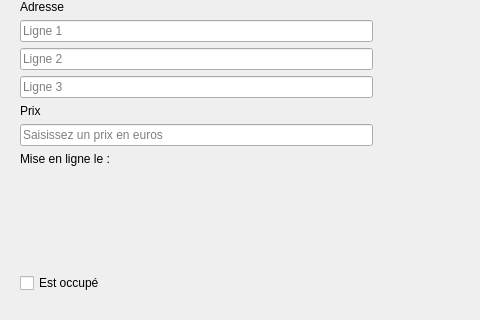
Before: the Qt Designer form annonce.ui in tonydd/IHMo, drawn with Qt 5; both pictures show x 0 to 480 and y 253 to 573 of the 791 by 573 pixel window.
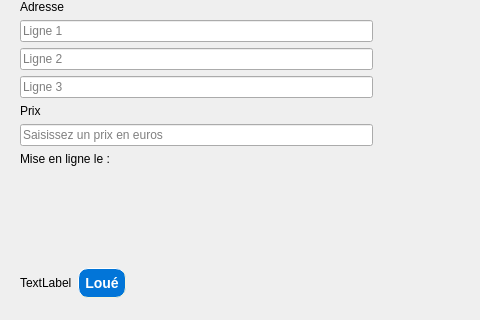
After: the same form once the commit is applied. Icons and pictures are not drawn.

Commit message: Ajout d'un bouton Vendu

What changed in the file:
```diff
--- a/annonce.ui
+++ b/annonce.ui
@@ -334,9 +334,32 @@
        <number>0</number>
       </property>
       <item>
-       <widget class="QCheckBox" name="chkOccupe">
+       <widget class="QLabel" name="lblVendu">
         <property name="text">
-         <string>Est occupé</string>
+         <string>TextLabel</string>
+        </property>
+       </widget>
+      </item>
+      <item>
+       <widget class="QPushButton" name="btn_Vendu">
+        <property name="cursor">
+         <cursorShape>PointingHandCursor</cursorShape>
+        </property>
+        <property name="styleSheet">
+         <string notr="true">QPushButton {
+    background-color: #0275d8;
+    border-style: outset;
+    border-radius: 10px;
+	border-width: 1px;
+	border-color: beige;
+	color: white;
+    font: bold 14px;
+    min-width: 10em;
+    padding: 6px;
+}</string>
+        </property>
+        <property name="text">
+         <string>Loué</string>
         </property>
        </widget>
       </item>
```
Left out of the diff: 16 changed lines with no effect on the pictures. The commit also changes 4 other files.
